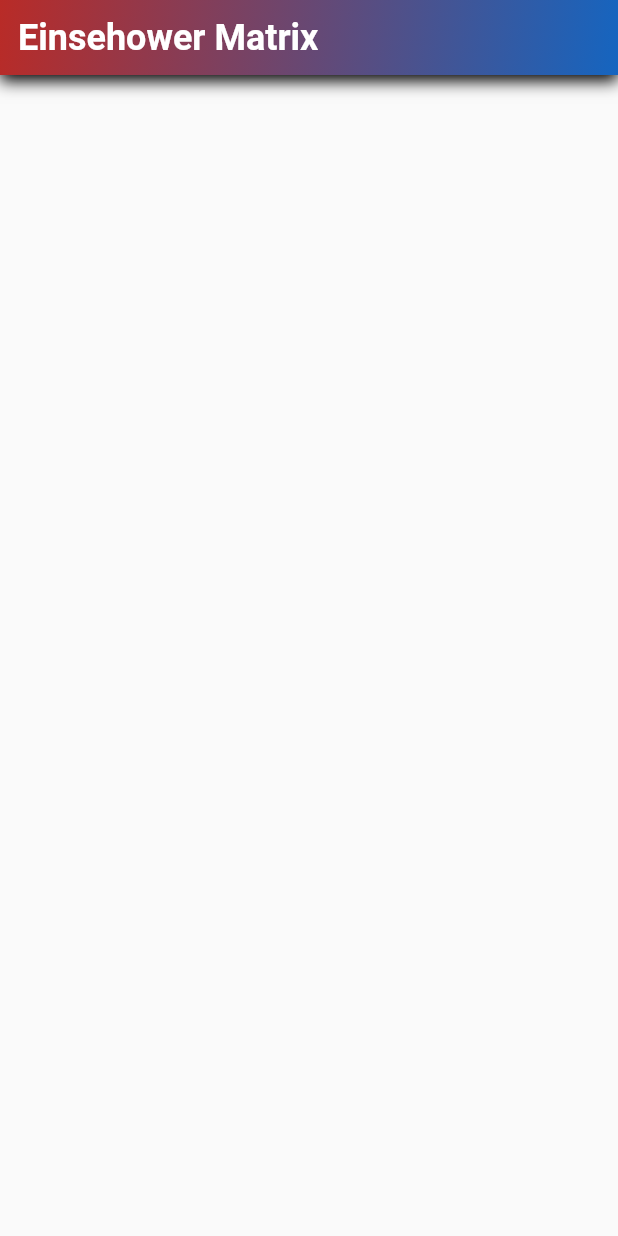
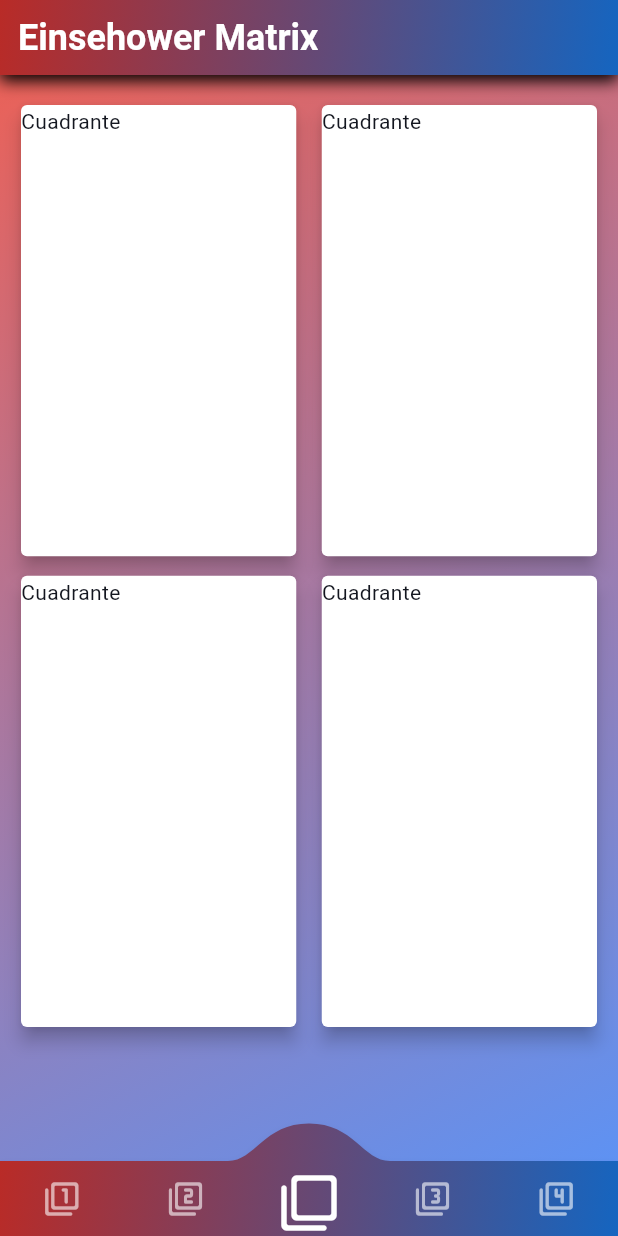
Before and after one commit to Aidyl98/eisenhower_matrix, a Flutter app: the screen it shows after launch, on a phone screen of 412 x 824 dp. Run offline on Flutter 3.47's test engine with Material 2 defaults, Android fonts, the phone set to English and light mode, and no system bars; drawn by our look-alikes of convex_bottom_bar; our stand-ins replace get; Roboto replaces fonts that are missing (Archivo).

Commit message:
main: +  Config.initControllers and HomeScreen

```diff
--- a/lib/main.dart
+++ b/lib/main.dart
@@ -1,5 +1,6 @@
+import 'package:eisenhower_matrix/core/config/config_exporter.dart';
 import 'package:eisenhower_matrix/core/theme/custom_theme.dart';
-import 'package:eisenhower_matrix/shared/shared_exporter.dart';
+import 'package:eisenhower_matrix/features/home/home_exporter.dart';
 import 'package:flutter/material.dart';
 import 'package:flutter/services.dart';
 import 'package:get/get.dart';
@@ -10,6 +11,9 @@ void main() {
       statusBarColor: Colors.transparent,
     ),
   );
+
+  /// Init the Dependencies injection of the Controllers of the View.
+  Config.initControllers();
 
   runApp(const MyApp());
 }
@@ -28,27 +32,13 @@ class MyApp extends StatelessWidget {
       title: 'Eisenhower Matrix',
       theme: CustomTheme.lightThemeData,
       debugShowCheckedModeBanner: false,
-      home: const MyHomePage(),
+      initialRoute: '/home',
+      getPages: [
+        GetPage(
+          name: '/home',
+          page: () => const HomeScreen(),
+        ),
+      ],
     );
   }
 }
-
-class MyHomePage extends StatelessWidget {
-  const MyHomePage({super.key});
-
-  @override
-  Widget build(BuildContext context) {
-    return Scaffold(
-      body: SafeArea(
-        top: false,
-        child: Column(
-          children: const [
-            ScreenTopBar(
-              title: "Einsehower Matrix",
-            ),
-          ],
-        ),
-      ),
-    );
-  }
-}
```
